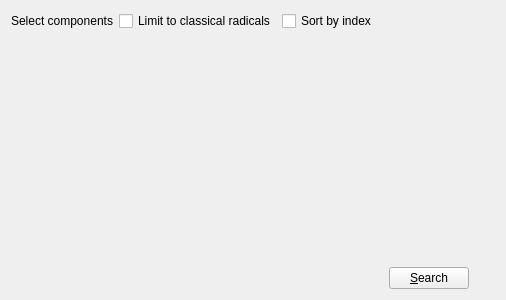
The window that radicalselectionform.ui (makemeunsee/kiten-plus) describes before a commit, drawn with Qt 5.
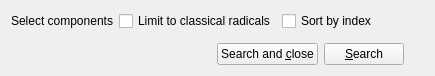
The same window after the commit.

Commit message: better rad form, increased compatibility with kde

```diff
--- a/radicalselectionform.ui
+++ b/radicalselectionform.ui
@@ -6,8 +6,8 @@
    <rect>
     <x>0</x>
     <y>0</y>
-    <width>400</width>
-    <height>300</height>
+    <width>435</width>
+    <height>73</height>
    </rect>
   </property>
   <property name="windowTitle">
@@ -21,7 +21,7 @@
      </property>
     </widget>
    </item>
-   <item row="0" column="3" colspan="3">
+   <item row="0" column="3" colspan="5">
     <spacer name="topSpacer">
      <property name="orientation">
       <enum>Qt::Horizontal</enum>
@@ -34,45 +34,9 @@
      </property>
     </spacer>
    </item>
-   <item row="1" column="0" colspan="6">
+   <item row="1" column="0" colspan="8">
     <widget class="QWidget" name="radicalContainer" native="true"/>
    </item>
-   <item row="2" column="4">
-    <widget class="QPushButton" name="searchButton">
-     <property name="text">
-      <string>&amp;Search</string>
-     </property>
-    </widget>
-   </item>
-   <item row="2" column="5">
-    <spacer name="spacerBottom1">
-     <property name="orientation">
-      <enum>Qt::Horizontal</enum>
-     </property>
-     <property name="sizeType">
-      <enum>QSizePolicy::Fixed</enum>
-     </property>
-     <property name="sizeHint" stdset="0">
-      <size>
-       <width>20</width>
-       <height>20</height>
-      </size>
-     </property>
-    </spacer>
-   </item>
-   <item row="2" column="3">
-    <spacer name="spacerBottom2">
-     <property name="orientation">
-      <enum>Qt::Horizontal</enum>
-     </property>
-     <property name="sizeHint" stdset="0">
-      <size>
-       <width>40</width>
-       <height>20</height>
-      </size>
-     </property>
-    </spacer>
-   </item>
    <item row="0" column="1">
     <widget class="QCheckBox" name="onlyRadBox">
      <property name="text">
@@ -87,6 +51,53 @@
      </property>
     </widget>
    </item>
+   <item row="2" column="0" colspan="8">
+    <layout class="QHBoxLayout" name="bottomLayout">
+     <item>
+      <spacer name="spacerBottom2">
+       <property name="orientation">
+        <enum>Qt::Horizontal</enum>
+       </property>
+       <property name="sizeHint" stdset="0">
+        <size>
+         <width>40</width>
+         <height>0</height>
+        </size>
+       </property>
+      </spacer>
+     </item>
+     <item>
+      <widget class="QPushButton" name="searchAndCloseButton">
+       <property name="text">
+        <string>Search and &amp;close</string>
+       </property>
+      </widget>
+     </item>
+     <item>
+      <widget class="QPushButton" name="searchButton">
+       <property name="text">
+        <string>&amp;Search</string>
+       </property>
+      </widget>
+     </item>
+     <item>
+      <spacer name="spacerBottom1">
+       <property name="orientation">
+        <enum>Qt::Horizontal</enum>
+       </property>
+       <property name="sizeType">
+        <enum>QSizePolicy::Fixed</enum>
+       </property>
+       <property name="sizeHint" stdset="0">
+        <size>
+         <width>20</width>
+         <height>0</height>
+        </size>
+       </property>
+      </spacer>
+     </item>
+    </layout>
+   </item>
   </layout>
  </widget>
  <resources/>
```
The commit also changes 2 other files.
